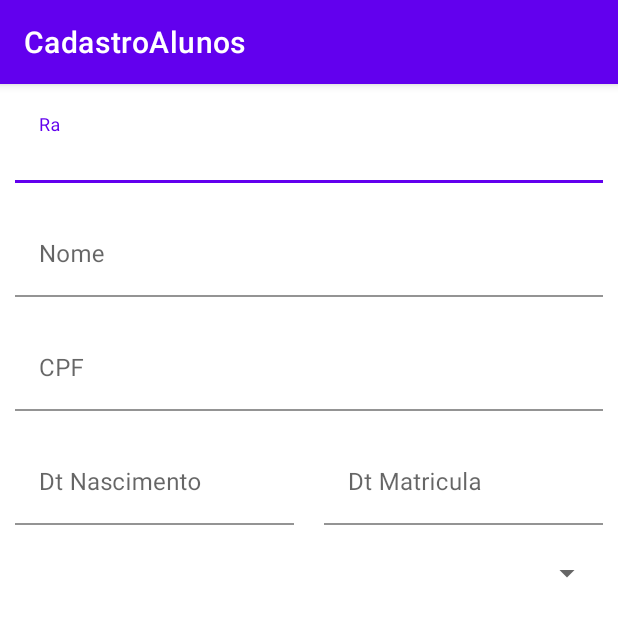
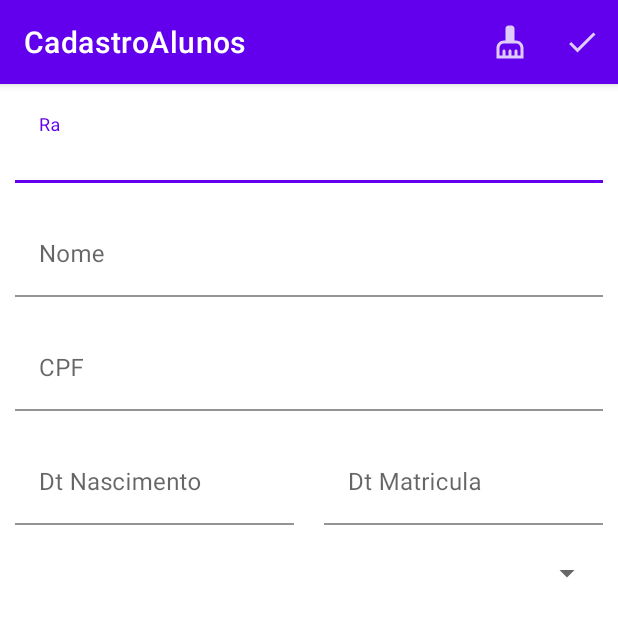
Before and after one commit to Lucas-Martins-de-Oliveira/CadastroAlunos, an Android app: the CadastroAlunoActivity screen opened directly, with no data from a screen before it, on a phone screen of 412 x 824 dp, the top half of it. Run offline under Robolectric (Android 15) with nearby library versions, the phone set to English and light mode, and no system bars; plain views replace MaterialSpinner.

Commit message:
criado classe menu_cadastro

```diff
--- a/app/src/main/java/com/example/cadastroalunos/CadastroAlunoActivity.java
+++ b/app/src/main/java/com/example/cadastroalunos/CadastroAlunoActivity.java
@@ -1,14 +1,58 @@
 package com.example.cadastroalunos;
 
+import androidx.annotation.NonNull;
 import androidx.appcompat.app.AppCompatActivity;
 
 import android.os.Bundle;
+import android.view.Menu;
+import android.view.MenuInflater;
+import android.view.MenuItem;
+import android.widget.Toast;
+
+import com.google.android.material.textfield.TextInputEditText;
 
 public class CadastroAlunoActivity extends AppCompatActivity {
+
+    private TextInputEditText edRaAluno;
+    private TextInputEditText edNomeAluno;
+    private TextInputEditText edCpfAluno;
+    private TextInputEditText edDtNasc;
+    private TextInputEditText edDtmat;
 
     @Override
     protected void onCreate(Bundle savedInstanceState) {
         super.onCreate(savedInstanceState);
         setContentView(R.layout.activity_cadastro_aluno);
+
+        edRaAluno = findViewById(R.id.edRaAluno);
+        edNomeAluno = findViewById(R.id.edNomeAluno);
+        edCpfAluno = findViewById(R.id.edCPFAluno);
+        edDtmat = findViewById(R.id.edDtMatAluno);
+        edDtNasc = findViewById(R.id.edDtNascAluno);
+    }
+
+    //para chamar o "Menu ToolBar" do menu_cadastro.xml
+    @Override
+    public boolean onCreateOptionsMenu(Menu menu) {
+        MenuInflater inflaterMenu = getMenuInflater();
+        inflaterMenu.inflate(R.menu.menu_cadastro, menu);
+        return true;
+    }
+
+    @Override
+    public boolean onOptionsItemSelected(@NonNull MenuItem item) {
+        //item recebe o que eu acabei de clicar
+        switch (item.getItemId()) {
+            case R.id.mn_limpar:
+                Toast.makeText(this, "clicou menu Limpar", Toast.LENGTH_SHORT).show();
+                //TODO: adicionar método de limpar dados
+                return true;
+            case R.id.mn_salvar:
+                Toast.makeText(this, "clicou menu Salvar", Toast.LENGTH_SHORT).show();
+                //TODO: adicionar método de salvar dados
+                return true;
+            default:
+                return super.onOptionsItemSelected(item);
+        }
     }
 }
--- /dev/null
+++ b/app/src/main/res/drawable-anydpi/ic_clear.xml
@@ -0,0 +1,11 @@
+<vector xmlns:android="http://schemas.android.com/apk/res/android"
+    android:width="24dp"
+    android:height="24dp"
+    android:viewportWidth="24"
+    android:viewportHeight="24"
+    android:tint="#FFFFFF"
+    android:alpha="0.8">
+  <path
+      android:fillColor="@android:color/white"
+      android:pathData="M16,11h-1V3c0,-1.1 -0.9,-2 -2,-2h-2C9.9,1 9,1.9 9,3v8H8c-2.76,0 -5,2.24 -5,5v7h18v-7C21,13.24 18.76,11 16,11zM19,21h-2v-3c0,-0.55 -0.45,-1 -1,-1s-1,0.45 -1,1v3h-2v-3c0,-0.55 -0.45,-1 -1,-1s-1,0.45 -1,1v3H9v-3c0,-0.55 -0.45,-1 -1,-1s-1,0.45 -1,1v3H5v-5c0,-1.65 1.35,-3 3,-3h8c1.65,0 3,1.35 3,3V21z"/>
+</vector>
--- /dev/null
+++ b/app/src/main/res/drawable-anydpi/ic_save.xml
@@ -0,0 +1,11 @@
+<vector xmlns:android="http://schemas.android.com/apk/res/android"
+    android:width="24dp"
+    android:height="24dp"
+    android:viewportWidth="24"
+    android:viewportHeight="24"
+    android:tint="#FFFFFF"
+    android:alpha="0.8">
+  <path
+      android:fillColor="@android:color/white"
+      android:pathData="M9,16.17L4.83,12l-1.42,1.41L9,19 21,7l-1.41,-1.41z"/>
+</vector>
--- /dev/null
+++ b/app/src/main/res/menu/menu_cadastro.xml
@@ -0,0 +1,13 @@
+<?xml version="1.0" encoding="utf-8"?>
+<menu xmlns:android="http://schemas.android.com/apk/res/android"
+    xmlns:app="http://schemas.android.com/apk/res-auto">
+    <item android:id="@+id/mn_limpar"
+        android:icon="@drawable/ic_clear"
+        android:title="@string/limpar"
+        app:showAsAction="always"/>
+
+    <item android:id="@+id/mn_salvar"
+        android:icon="@drawable/ic_save"
+        android:title="@string/salvar"
+        app:showAsAction="always"/>
+</menu>
--- a/app/src/main/res/values/strings.xml
+++ b/app/src/main/res/values/strings.xml
@@ -9,4 +9,6 @@
     <string name="periodo">Período</string>
     <string name="selecioneCurso">Selecione o Curso</string>
     <string name="selecionePeriodo">Selecione o Período</string>
+    <string name="limpar">Limpar</string>
+    <string name="salvar">Salvar</string>
 </resources>
```
Also changed, not shown: app/src/main/res/drawable-hdpi/ic_clear.png (added), app/src/main/res/drawable-mdpi/ic_clear.png (added), app/src/main/res/drawable-xhdpi/ic_clear.png (added), app/src/main/res/drawable-xxhdpi/ic_clear.png (added).
